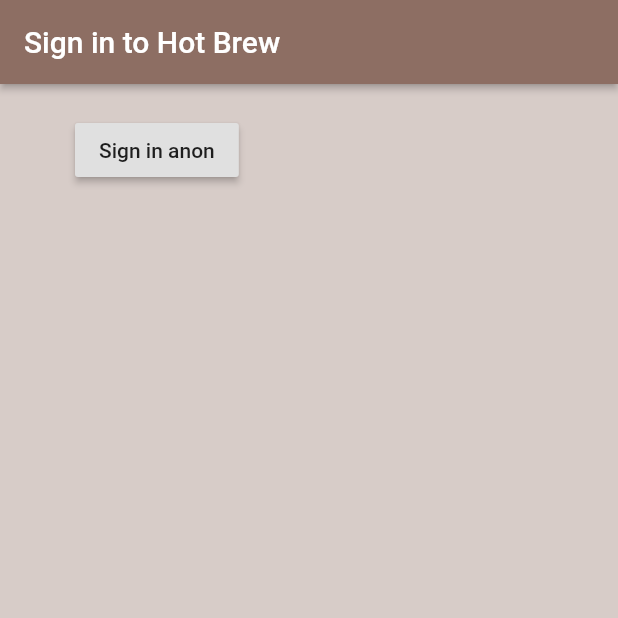
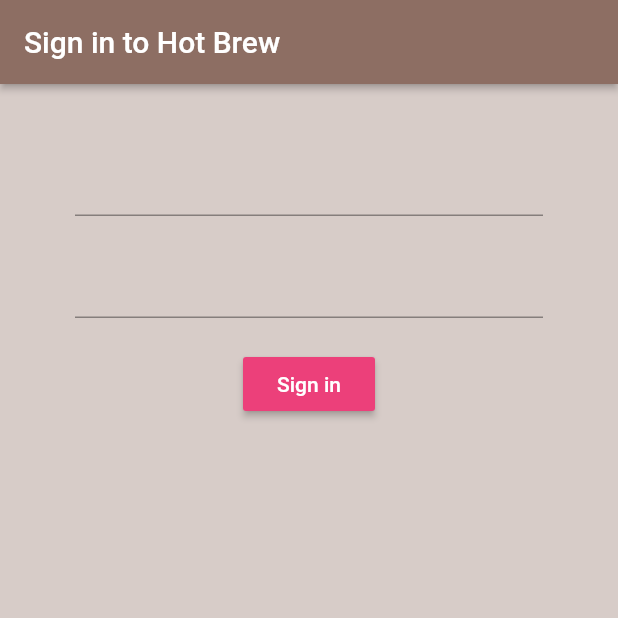
Before and after one commit to IbsanjU/Hot_Brew, a Flutter app: the screen it shows after launch, on a phone screen of 412 x 824 dp, the top half of it. Run offline on Flutter 3.47's test engine with Material 2 defaults, Android fonts, the phone set to English and light mode, and no system bars; our stand-ins replace firebase_auth, firebase_core; accounts and stored records are empty.

Commit message:
Update SignIn with Email and Password Formfields

```diff
--- a/lib/screens/authenticate/sign_in.dart
+++ b/lib/screens/authenticate/sign_in.dart
@@ -20,17 +20,32 @@ class _SignInState extends State<SignIn> {
       ),
       body: Container(
         padding: EdgeInsets.symmetric(vertical: 20.0, horizontal: 50.0),
-        child: RaisedButton(
-          child: Text('Sign in anon'),
-          onPressed: () async {
-            dynamic result = await _auth.sigiInAnon();
-            if (result == null) {
-              print('error sigining in');
-            } else {
-              print('signed in');
-              print(result.uid);
-            }
-          },
+        child: Form(
+          child: Column(
+            children: <Widget>[
+              SizedBox(height: 20.0),
+
+              // Email FormField
+              TextFormField(
+                onChanged: (val) {},
+              ),
+              SizedBox(height: 20.0),
+
+              // Email FormField
+              TextFormField(
+                obscureText: true,
+                onChanged: (val) {},
+              ),
+              SizedBox(height: 20.0),
+
+              // Sign-In Button
+              RaisedButton(
+                color: Colors.pink[400],
+                child: Text('Sign in', style: TextStyle(color: Colors.white)),
+                onPressed: () async {},
+              )
+            ],
+          ),
         ),
       ),
     );
```
